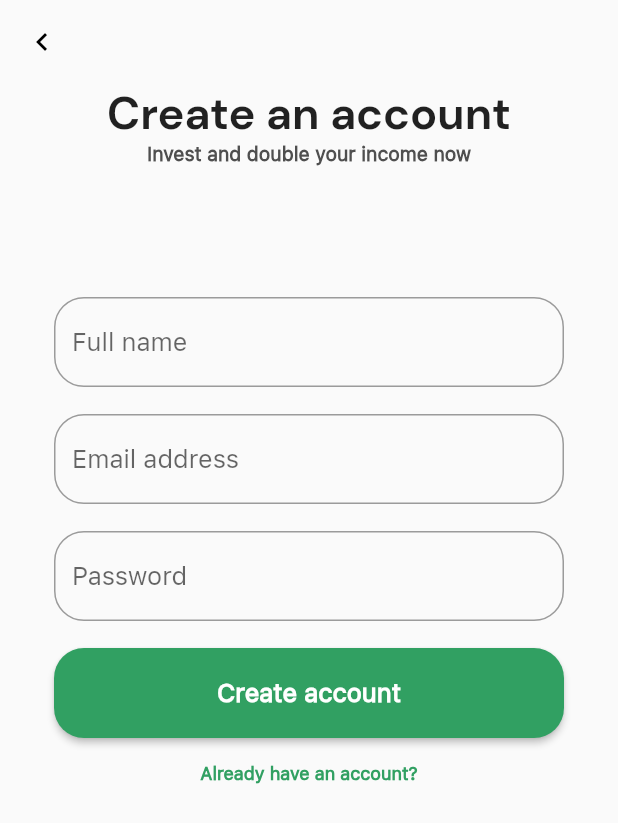
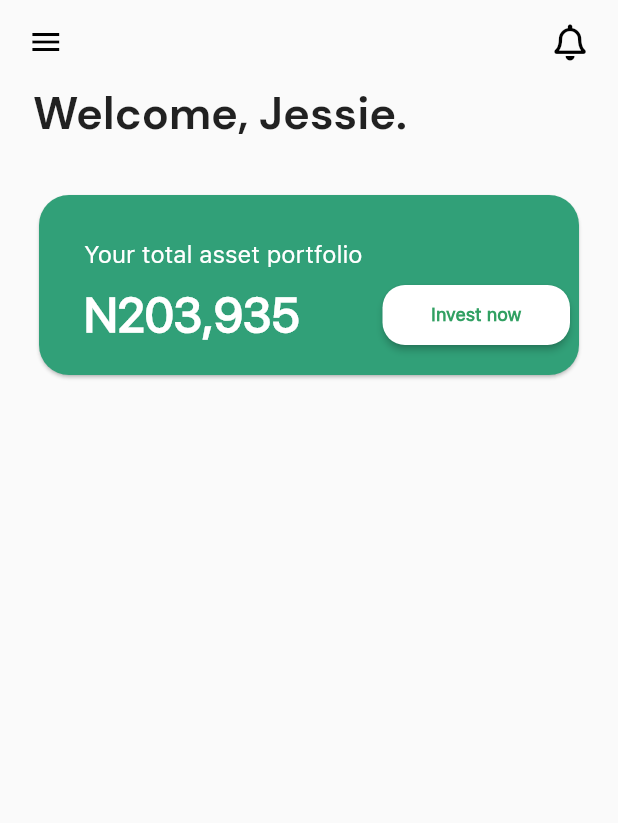
Before and after one commit to imdadAdelabou/InvestApp, a Flutter app: the SignUpView screen opened by its route, after a tap on "Create account", on a phone screen of 412 x 824 dp. Shown: the top 823 px of the screen. Run offline on Flutter 3.47's test engine with Material 2 defaults, Android fonts, the phone set to English and light mode, and no system bars; our stand-ins replace font_awesome_flutter.

Commit message:
currently design home page

```diff
--- a/mobileApp/invest_app/lib/main.dart
+++ b/mobileApp/invest_app/lib/main.dart
@@ -1,6 +1,7 @@
 import 'package:flutter/material.dart';
 import 'package:invest_app/onboarding.dart';
 import 'package:invest_app/splash_screen.dart';
+import 'package:invest_app/views/home/home.view.dart';
 import 'package:invest_app/views/login/sign_up.dart';
 
 void main() {
@@ -23,6 +24,7 @@ class MyApp extends StatelessWidget {
       routes: {
         OnBoarding.name: (context) => const OnBoarding(),
         SignUpView.name: (context) => const SignUpView(),
+        HomeView.name: (context) => const HomeView(),
       },
     );
   }
--- /dev/null
+++ b/mobileApp/invest_app/lib/views/home/button_invest.dart
@@ -0,0 +1,28 @@
+import "package:flutter/material.dart";
+import 'package:invest_app/utils/constants.dart';
+
+class ButtonInvest extends StatelessWidget {
+  const ButtonInvest({Key? key}) : super(key: key);
+
+  @override
+  Widget build(BuildContext context) {
+    return SizedBox(
+      width: 125,
+      height: 40,
+      child: ElevatedButton(
+        style: ElevatedButton.styleFrom(
+          padding: EdgeInsets.zero,
+          primary: Colors.white,
+          shape: RoundedRectangleBorder(
+            borderRadius: BorderRadius.circular(15.0),
+          ),
+        ),
+        onPressed: () {},
+        child: Text(
+          "Invest now",
+          style: textButtonStyle,
+        ),
+      ),
+    );
+  }
+}
--- /dev/null
+++ b/mobileApp/invest_app/lib/views/home/card_portfolio.dart
@@ -0,0 +1,53 @@
+import "package:flutter/material.dart";
+import 'package:invest_app/views/home/button_invest.dart';
+
+class CardPortfolio extends StatelessWidget {
+  const CardPortfolio({Key? key}) : super(key: key);
+
+  @override
+  Widget build(BuildContext context) {
+    return SizedBox(
+      width: double.infinity,
+      child: Card(
+        color: const Color(0xff31A078),
+        shape: RoundedRectangleBorder(
+          borderRadius: BorderRadius.circular(20.0),
+        ),
+        child: Padding(
+          padding: const EdgeInsets.only(
+              top: 30.0, right: 6.0, bottom: 20.0, left: 30.0),
+          child: Column(
+            crossAxisAlignment: CrossAxisAlignment.start,
+            children: [
+              const Text(
+                "Your total asset portfolio",
+                style: TextStyle(
+                  color: Colors.white,
+                  fontFamily: "SFPROTEXT",
+                  fontWeight: FontWeight.w500,
+                  fontSize: 16.0,
+                ),
+              ),
+              const SizedBox(height: 11.0),
+              Row(
+                mainAxisAlignment: MainAxisAlignment.spaceBetween,
+                children: const [
+                  Text(
+                    "N203,935",
+                    style: TextStyle(
+                      color: Colors.white,
+                      fontWeight: FontWeight.w600,
+                      fontSize: 32.0,
+                      fontFamily: "SFPRODISPLAY",
+                    ),
+                  ),
+                  ButtonInvest(),
+                ],
+              ),
+            ],
+          ),
+        ),
+      ),
+    );
+  }
+}
--- /dev/null
+++ b/mobileApp/invest_app/lib/views/home/home.view.dart
@@ -0,0 +1,51 @@
+import "package:flutter/material.dart";
+import 'package:font_awesome_flutter/font_awesome_flutter.dart';
+import 'package:invest_app/utils/constants.dart';
+import 'package:invest_app/views/home/card_portfolio.dart';
+
+class HomeView extends StatelessWidget {
+  static const String name = "/home";
+  const HomeView({Key? key}) : super(key: key);
+
+  @override
+  Widget build(BuildContext context) {
+    return SafeArea(
+      child: Scaffold(
+        appBar: AppBar(
+          leading: const Padding(
+            padding: EdgeInsets.only(left: 5.0),
+            child: Icon(
+              Icons.menu,
+              color: Colors.black,
+            ),
+          ),
+          actions: const [
+            Padding(
+              padding: EdgeInsets.only(right: 20.0),
+              child: Icon(
+                FontAwesomeIcons.bell,
+                color: Colors.black,
+              ),
+            ),
+          ],
+          elevation: 0,
+          backgroundColor: Colors.transparent,
+        ),
+        body: SingleChildScrollView(
+          padding: const EdgeInsets.symmetric(horizontal: 22.0),
+          child: Column(
+            crossAxisAlignment: CrossAxisAlignment.start,
+            children: [
+              Text(
+                "Welcome, Jessie.",
+                style: headTitleStyle(30),
+              ),
+              const SizedBox(height: 31.0),
+              const CardPortfolio(),
+            ],
+          ),
+        ),
+      ),
+    );
+  }
+}
--- a/mobileApp/invest_app/lib/views/login/sign_up.dart
+++ b/mobileApp/invest_app/lib/views/login/sign_up.dart
@@ -2,6 +2,7 @@ import "package:flutter/material.dart";
 import 'package:invest_app/components/custom_button.dart';
 import 'package:invest_app/components/custom_text_field.dart';
 import 'package:invest_app/utils/constants.dart';
+import 'package:invest_app/views/home/home.view.dart';
 
 class SignUpView extends StatelessWidget {
   static const String name = "/sign-up";
@@ -50,7 +51,9 @@ class SignUpView extends StatelessWidget {
                 const CustomTextField(hinText: "Password"),
                 const SizedBox(height: 18.0),
                 CustomButton(
-                  action: () {},
+                  action: () {
+                    Navigator.of(context).pushNamed(HomeView.name);
+                  },
                   content: Text(
                     "Create account",
                     style: contentStyle,
--- a/mobileApp/invest_app/pubspec.yaml
+++ b/mobileApp/invest_app/pubspec.yaml
@@ -34,6 +34,7 @@ dependencies:
   # The following adds the Cupertino Icons font to your application.
   # Use with the CupertinoIcons class for iOS style icons.
   cupertino_icons: ^1.0.2
+  font_awesome_flutter: ^9.2.0
 
 dev_dependencies:
   flutter_test:
```
Also changed, not shown: mobileApp/invest_app/pubspec.lock.
